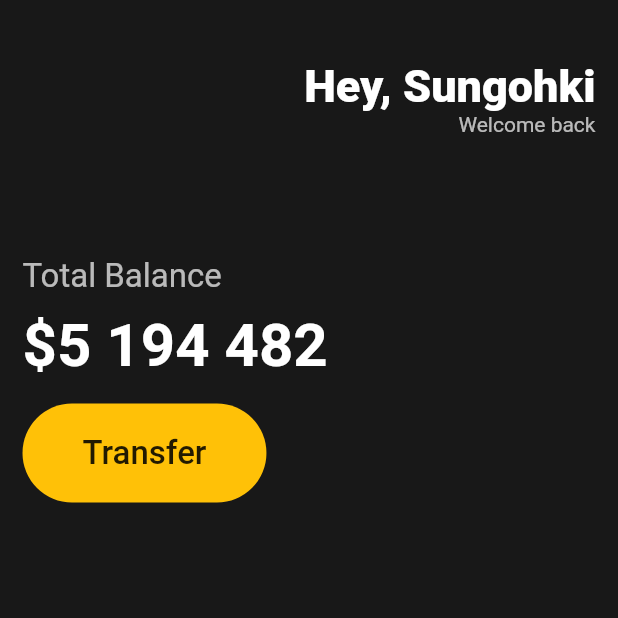
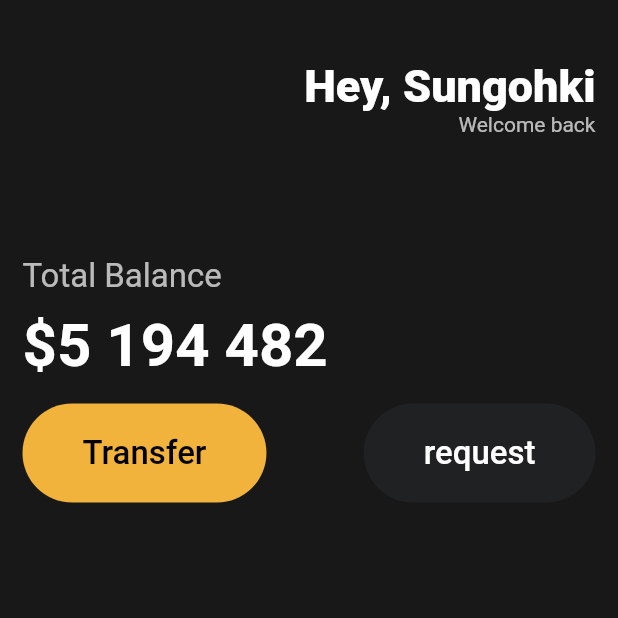
Before and after one commit to sungohki/webtoonViewer, a Flutter app: the screen it shows after launch, on a phone screen of 412 x 824 dp, the top half of it. Run offline on Flutter 3.47's test engine with Material 2 defaults, Android fonts, the phone set to English and light mode, and no system bars.

Commit message:
modified : replace Container classes for button ui to Button classes

```diff
--- a/src/lib/main.dart
+++ b/src/lib/main.dart
@@ -1,24 +1,27 @@
 import 'package:flutter/material.dart';
+import 'package:toon/widgets/button.dart';
 
 void main() {
-  runApp(App());
+  runApp(const App());
   // App == root of app ui
 }
 
 class App extends StatelessWidget {
+  const App({super.key});
+
   @override
   Widget build(BuildContext context) {
     return (MaterialApp(
         home: Scaffold(
-      backgroundColor: Color(0xFF181818),
+      backgroundColor: const Color(0xFF181818),
       // backgroundColor: Color.fromARGB(18, 18, 18, 1),
       // backgroundColor: Colors.black,
       body: Padding(
-        padding: EdgeInsets.symmetric(horizontal: 15),
+        padding: const EdgeInsets.symmetric(horizontal: 15),
         child: Column(
           crossAxisAlignment: CrossAxisAlignment.start,
           children: [
-            SizedBox(
+            const SizedBox(
               height: 40,
             ),
             Row(
@@ -27,7 +30,7 @@ class App extends StatelessWidget {
                 Column(
                   crossAxisAlignment: CrossAxisAlignment.end,
                   children: [
-                    Text(
+                    const Text(
                       'Hey, Sungohki',
                       style: TextStyle(
                         color: Colors.white,
@@ -45,7 +48,7 @@ class App extends StatelessWidget {
                 )
               ],
             ),
-            SizedBox(
+            const SizedBox(
               height: 80,
             ),
             Text(
@@ -55,10 +58,10 @@ class App extends StatelessWidget {
                 color: Colors.white.withOpacity(0.7),
               ),
             ),
-            SizedBox(
+            const SizedBox(
               height: 10,
             ),
-            Text(
+            const Text(
               "\$5 194 482",
               style: TextStyle(
                 fontSize: 40,
@@ -66,30 +69,22 @@ class App extends StatelessWidget {
                 color: Colors.white,
               ),
             ),
-            SizedBox(
+            const SizedBox(
               height: 15,
             ),
-            Row(
+            const Row(
+              mainAxisAlignment: MainAxisAlignment.spaceBetween,
               children: [
-                Container(
-                  child: Padding(
-                    child: Text(
-                      'Transfer',
-                      style: TextStyle(
-                        fontSize: 22,
-                        fontWeight: FontWeight.w500,
-                      ),
-                    ),
-                    padding: EdgeInsets.symmetric(
-                      vertical: 20,
-                      horizontal: 40,
-                    ),
-                  ),
-                  decoration: BoxDecoration(
-                    color: Colors.amber,
-                    borderRadius: BorderRadius.circular(45),
-                  ),
+                Button(
+                  text: 'Transfer',
+                  bgColor: Color(0xFFF1B33B),
+                  textColor: Colors.black,
                 ),
+                Button(
+                  text: 'request',
+                  bgColor: Color(0xFF1F2123),
+                  textColor: Colors.white,
+                )
               ],
             ),
           ],
```
